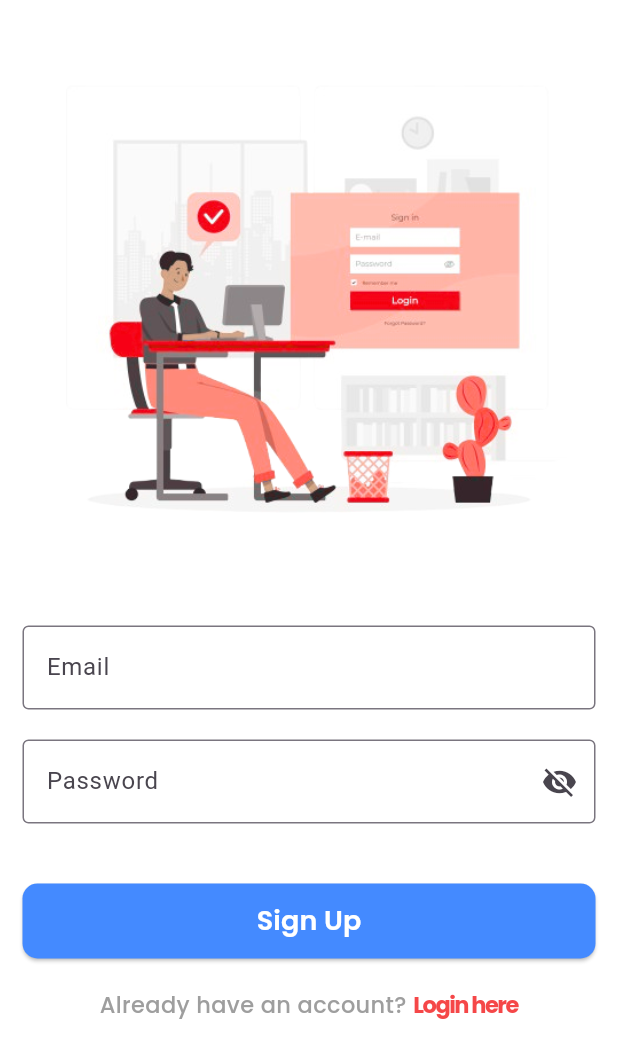
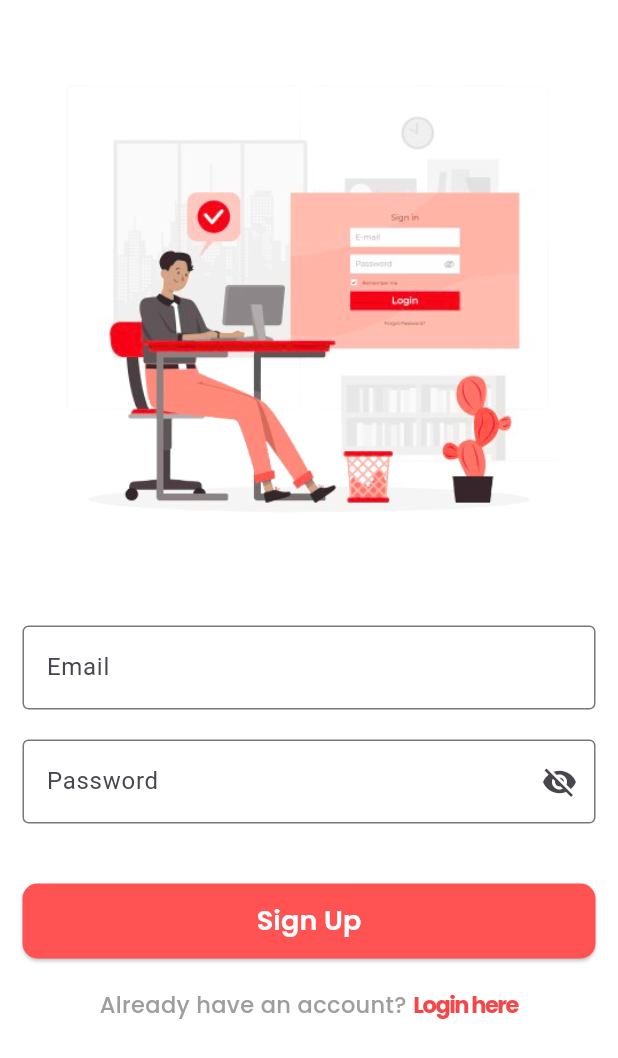
Before and after one commit to as-morat/Snackzi, a Flutter app: the screen it shows after launch, after a tap on "Get Started", on a phone screen of 412 x 824 dp. Shown: the top 1058 px of the screen. Run offline on Flutter 3.47's test engine with Material 3 defaults, Android fonts, the phone set to English and light mode, and no system bars; our stand-ins replace cherry_toast, flutter_dotenv, flutter_riverpod, google_fonts, iconsax, shared_preferences and 1 more; accounts and stored records are empty.

Commit message:
update ui

```diff
--- a/lib/pages/screens/on_boarding_screen.dart
+++ b/lib/pages/screens/on_boarding_screen.dart
@@ -154,9 +154,9 @@ class _OnBoardingScreenState extends State<OnBoardingScreen> {
                       child: Text(
                         "Get Started",
                         style: TextStyle(
-                          fontSize: 20,
+                          fontSize: 18,
                           color: Colors.white,
-                          fontWeight: .w700,
+                          fontWeight: .w600,
                         ),
                       ),
                     ),
--- a/lib/widgets/my_button_widgets.dart
+++ b/lib/widgets/my_button_widgets.dart
@@ -9,7 +9,7 @@ class MyButton extends StatelessWidget {
     super.key,
     required this.onTap,
     required this.buttonText,
-    this.color = Colors.blueAccent,
+    this.color = Colors.redAccent,
   });
 
   @override
```
